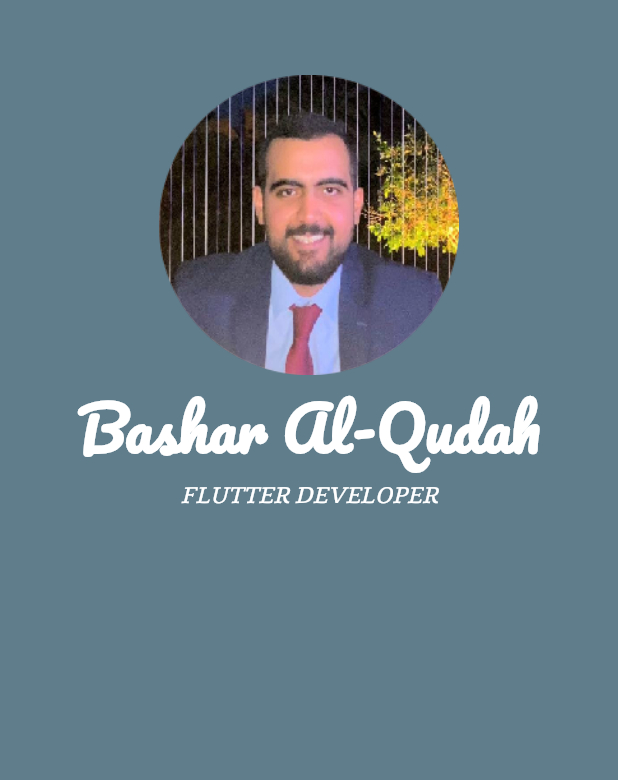
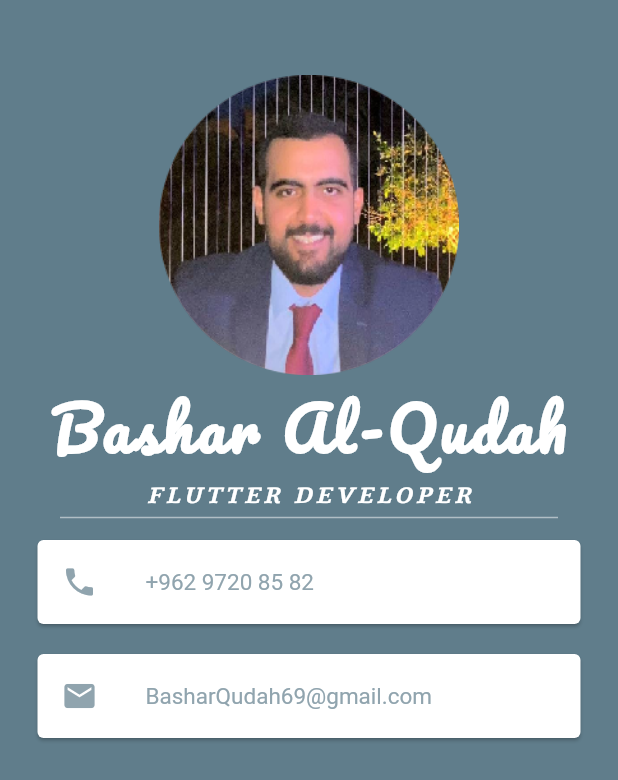
Before and after one commit to BasharAlQudah/Mobile_app_gp2, a Flutter app: the screen it shows after launch, on a phone screen of 412 x 824 dp. Shown: the top 780 px of the screen. Run offline on Flutter 3.47's test engine with Material 2 defaults, Android fonts, the phone set to English and light mode, and no system bars.

Commit message:
Creating bashar bussniess

```diff
--- a/bashar_personal_app/lib/main.dart
+++ b/bashar_personal_app/lib/main.dart
@@ -1,7 +1,6 @@
 import 'package:flutter/material.dart';
-import 'package:google_fonts/google_fonts.dart';
 
-void main() => runApp(const MyApp());
+void main() => runApp(MyApp());
 
 class MyApp extends StatelessWidget {
   const MyApp({super.key});
@@ -9,13 +8,12 @@
   @override
   Widget build(BuildContext context) {
     return MaterialApp(
-      debugShowCheckedModeBanner: false,
       home: Scaffold(
         backgroundColor: Colors.blueGrey,
         body: SafeArea(
           child: Center(
             child: Column(
-              // mainAxisAlignment: MainAxisAlignment.spaceEvenly,
+              // crossAxisAlignment: CrossAxisAlignment.center,
               children: [
                 const SizedBox(height: 50),
                 const CircleAvatar(
@@ -30,17 +28,61 @@
                     fontSize: 40,
                     color: Colors.white,
                     fontWeight: FontWeight.bold,
+                    letterSpacing: 2.5,
                   ),
                 ),
-                Text(
+                const Text(
                   'FLUTTER DEVELOPER',
-                  style: GoogleFonts.tienne(
-                    textStyle: const TextStyle(
-                      fontSize: 15,
-                      color: Colors.white,
-                      fontStyle: FontStyle.italic,
+                  style: TextStyle(
+                    fontFamily: 'Tienne',
+                    fontSize: 15,
+                    color: Colors.white,
+                    fontStyle: FontStyle.italic,
+                    fontWeight: FontWeight.bold,
+                    letterSpacing: 2.5,
+                  ),
+                ),
+                SizedBox(
+                  height: 10,
+                  child: Divider(
+                    thickness: 1,
+                    color: Colors.blueGrey.shade200,
+                    indent: 40,
+                    endIndent: 40.0,
+                  ),
+                ),
+                Card(
+                  margin: EdgeInsets.symmetric(vertical: 10, horizontal: 25),
+                  child: ListTile(
+                    leading: Icon(
+                      Icons.phone,
+                      color: Colors.blueGrey.shade300,
                     ),
-                  ), //Google fonts
+                    title: Text(
+                      '+962 9720 85 82',
+                      style: TextStyle(
+                        color: Colors.blueGrey.shade300,
+                        fontSize: 15,
+                      ),
+                    ),
+                  ),
+                ),
+                Card(
+                  // padding: EdgeInsets.all(10),
+                  margin: EdgeInsets.symmetric(vertical: 10, horizontal: 25),
+                  child: ListTile(
+                    leading: Icon(
+                      Icons.mail,
+                      color: Colors.blueGrey.shade300,
+                    ),
+                    title: Text(
+                      'BasharQudah69@gmail.com',
+                      style: TextStyle(
+                        color: Colors.blueGrey.shade300,
+                        fontSize: 15,
+                      ),
+                    ),
+                  ),
                 ),
               ], //Children
             ),
```
